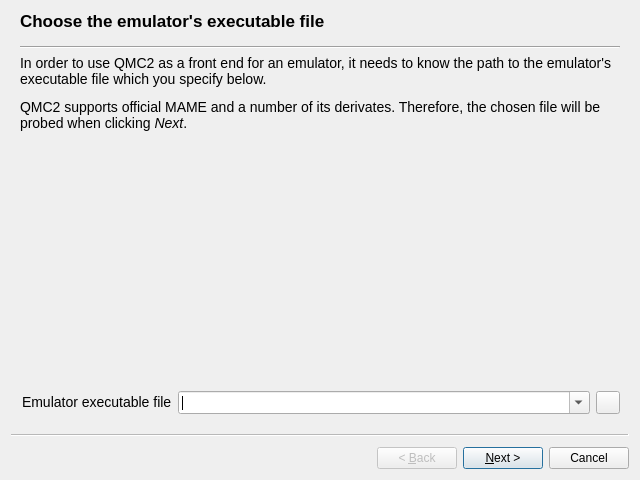
This is setupwizard.ui in qmc2/qmc2-mame-fe as Qt 5 draws it before an edit. The edited form follows.
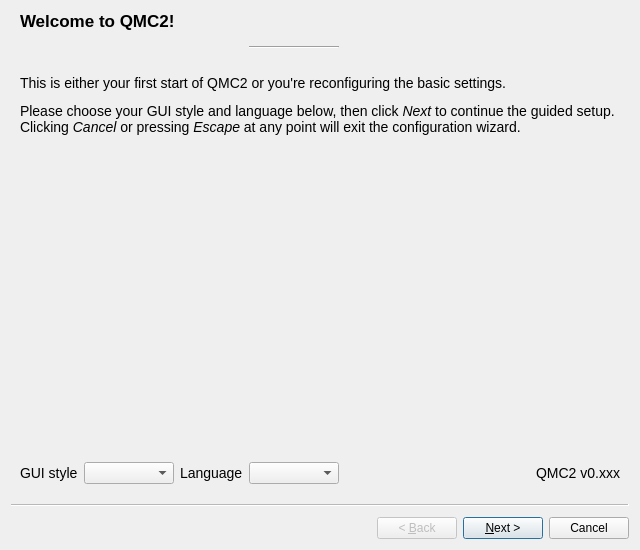
This is the edited form. Icons and pictures are not drawn.

Commit message: wip: SetupWizard: added a welcome page (initial page) with style and language selectors

```diff
--- a/setupwizard.ui
+++ b/setupwizard.ui
@@ -7,13 +7,13 @@
     <x>0</x>
     <y>0</y>
     <width>640</width>
-    <height>480</height>
+    <height>550</height>
    </rect>
   </property>
   <property name="minimumSize">
    <size>
     <width>640</width>
-    <height>480</height>
+    <height>550</height>
    </size>
   </property>
   <property name="windowTitle">
@@ -23,13 +23,137 @@
    <iconset resource="qmc2.qrc">
     <normaloff>:/data/img/wizard.png</normaloff>:/data/img/wizard.png</iconset>
   </property>
+  <widget class="QWizardPage" name="wizardPage0">
+   <property name="title">
+    <string>Welcome to QMC2!</string>
+   </property>
+   <attribute name="pageId">
+    <string notr="true">0</string>
+   </attribute>
+   <layout class="QGridLayout" name="gridLayout0">
+    <item row="4" column="0">
+     <widget class="QLabel" name="labelStyle">
+      <property name="sizePolicy">
+       <sizepolicy hsizetype="Fixed" vsizetype="Preferred">
+        <horstretch>0</horstretch>
+        <verstretch>0</verstretch>
+       </sizepolicy>
+      </property>
+      <property name="text">
+       <string>&lt;font size=&quot;4&quot;&gt;GUI style&lt;/font&gt;</string>
+      </property>
+     </widget>
+    </item>
+    <item row="4" column="1">
+     <widget class="QComboBox" name="comboBoxStyle"/>
+    </item>
+    <item row="4" column="2">
+     <widget class="QLabel" name="labelLanguage">
+      <property name="sizePolicy">
+       <sizepolicy hsizetype="Fixed" vsizetype="Preferred">
+        <horstretch>0</horstretch>
+        <verstretch>0</verstretch>
+       </sizepolicy>
+      </property>
+      <property name="text">
+       <string>&lt;font size=&quot;4&quot;&gt;Language&lt;/font&gt;</string>
+      </property>
+     </widget>
+    </item>
+    <item row="4" column="3">
+     <widget class="QComboBox" name="comboBoxLanguage">
+      <property name="sizeAdjustPolicy">
+       <enum>QComboBox::AdjustToContents</enum>
+      </property>
+     </widget>
+    </item>
+    <item row="4" column="4" colspan="2">
+     <spacer name="horizontalSpacer">
+      <property name="orientation">
+       <enum>Qt::Horizontal</enum>
+      </property>
+      <property name="sizeHint" stdset="0">
+       <size>
+        <width>0</width>
+        <height>20</height>
+       </size>
+      </property>
+     </spacer>
+    </item>
+    <item row="0" column="3">
+     <widget class="Line" name="line0">
+      <property name="orientation">
+       <enum>Qt::Horizontal</enum>
+      </property>
+     </widget>
+    </item>
+    <item row="4" column="6">
+     <widget class="QLabel" name="labelVersion">
+      <property name="sizePolicy">
+       <sizepolicy hsizetype="Fixed" vsizetype="Preferred">
+        <horstretch>0</horstretch>
+        <verstretch>0</verstretch>
+       </sizepolicy>
+      </property>
+      <property name="text">
+       <string notr="true">&lt;font size=&quot;4&quot;&gt;QMC2 v0.xxx&lt;/font&gt;</string>
+      </property>
+      <property name="alignment">
+       <set>Qt::AlignRight|Qt::AlignTrailing|Qt::AlignVCenter</set>
+      </property>
+     </widget>
+    </item>
+    <item row="2" column="0" colspan="7">
+     <widget class="QLabel" name="label0">
+      <property name="text">
+       <string>&lt;font size=&quot;4&quot;&gt;
+&lt;p&gt;This is either your first start of QMC2 or you're reconfiguring the basic settings.&lt;/p&gt;
+&lt;p&gt;Please choose your GUI style and language below, then click &lt;i&gt;Next&lt;/i&gt; to continue the guided setup. Clicking &lt;i&gt;Cancel&lt;/i&gt; or pressing &lt;i&gt;Escape&lt;/i&gt; at any point will exit the configuration wizard.&lt;/p&gt;
+&lt;/font&gt;</string>
+      </property>
+      <property name="alignment">
+       <set>Qt::AlignLeading|Qt::AlignLeft|Qt::AlignTop</set>
+      </property>
+      <property name="wordWrap">
+       <bool>true</bool>
+      </property>
+     </widget>
+    </item>
+    <item row="1" column="0" colspan="7">
+     <widget class="QLabel" name="labelLogoPixmap">
+      <property name="sizePolicy">
+       <sizepolicy hsizetype="Preferred" vsizetype="Fixed">
+        <horstretch>0</horstretch>
+        <verstretch>0</verstretch>
+       </sizepolicy>
+      </property>
+      <property name="pixmap">
+       <pixmap resource="qmc2.qrc">:/data/img/qmc2_logo_big.png</pixmap>
+      </property>
+      <property name="alignment">
+       <set>Qt::AlignCenter</set>
+      </property>
+     </widget>
+    </item>
+    <item row="3" column="0" colspan="7">
+     <spacer name="verticalSpacer0">
+      <property name="orientation">
+       <enum>Qt::Vertical</enum>
+      </property>
+      <property name="sizeHint" stdset="0">
+       <size>
+        <width>20</width>
+        <height>0</height>
+       </size>
+      </property>
+     </spacer>
+    </item>
+   </layout>
+  </widget>
   <widget class="QWizardPage" name="wizardPage1">
    <property name="title">
     <string>Choose the emulator's executable file</string>
    </property>
-   <property name="subTitle">
-    <string/>
-   </property>
    <attribute name="pageId">
     <string notr="true">1</string>
    </attribute>
```
Left out of the diff: 2 changed lines with no effect on the pictures. The commit also changes 21 other files.
